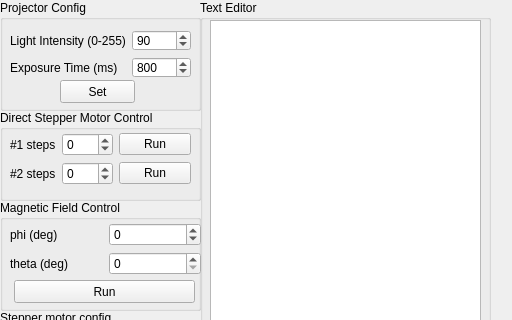
Above: client side/mainwindow.ui from atelier-ritz/pycrafter4500_stepper-based before the change; both pictures show x 0 to 512 and y 0 to 320 of the 512 by 712 pixel window. Below: the same form after it.
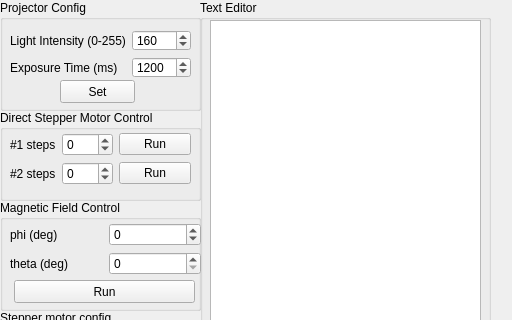
That is the form after the change.

What changed in the file:
```diff
--- a/client side/mainwindow.ui
+++ b/client side/mainwindow.ui
@@ -65,7 +65,7 @@
          <number>255</number>
         </property>
         <property name="value">
-         <number>90</number>
+         <number>160</number>
         </property>
         <property name="displayIntegerBase">
          <number>10</number>
@@ -85,7 +85,7 @@
          <number>5000</number>
         </property>
         <property name="value">
-         <number>800</number>
+         <number>1200</number>
         </property>
        </widget>
       </item>
```
